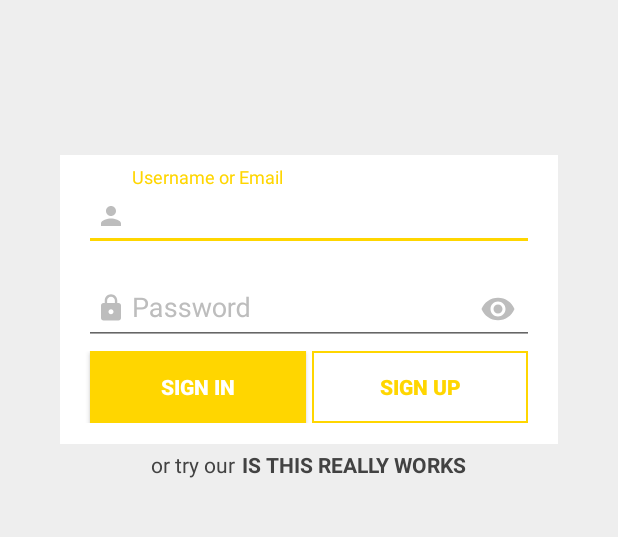
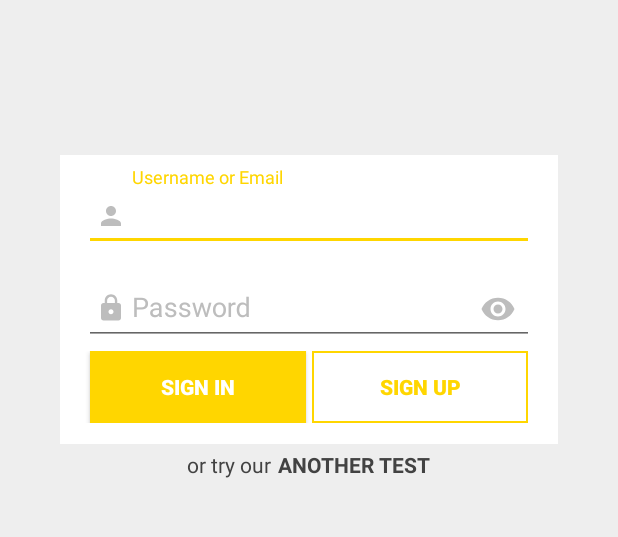
Before and after one commit to MoniccaDevelopers/MoniccaApp, an Android app: the Signin screen opened directly, with no data from a screen before it, on a phone screen of 412 x 824 dp, the part 281-818 px from its top. Run offline under Robolectric (Android 15) with nearby library versions, the phone set to English and light mode, and no system bars.

Commit message:
-- another test on change in strings.xml

```diff
--- a/app/src/main/res/values/strings.xml
+++ b/app/src/main/res/values/strings.xml
@@ -8,7 +8,7 @@
     <string name="signin_btn_signin">sign in</string>
     <string name="signin_btn_signup">sign up</string>
     <string name="signin_text_demo">or try our</string>
-    <string name="signin_btn_demo">IS THIS REALLY WORKS</string>
+    <string name="signin_btn_demo">ANOTHER TEST</string>
 
     <!-- sign up -->
     <string name="signup_desc_img">Sign Up Header</string>
```
